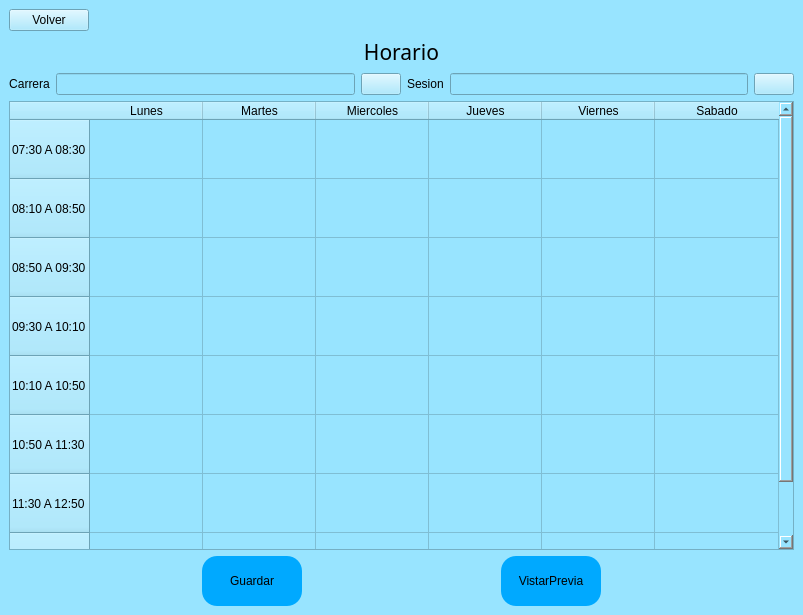
Old version of the form ui/horariosTabla.ui in the repository Reinaldito04/IUTA----HORARIOS.
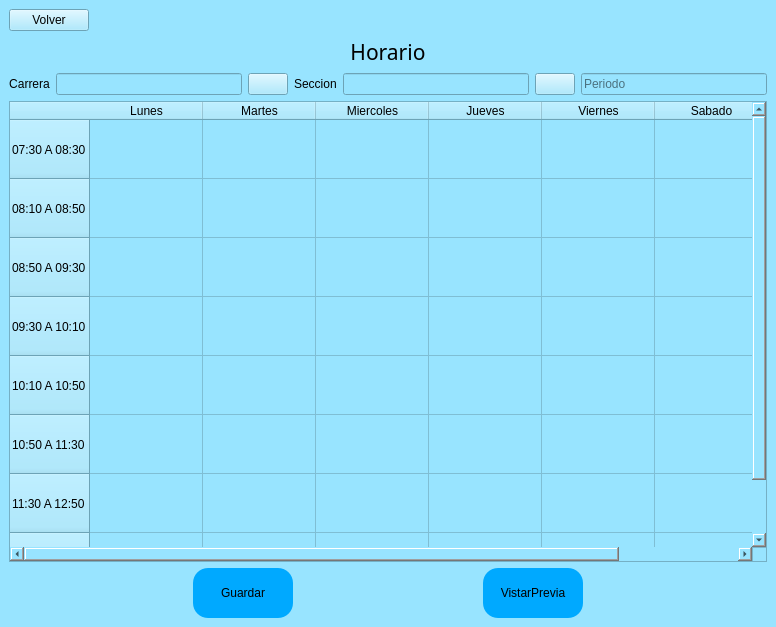
New version of the form. Icons and pictures are not drawn.

Diff of the .ui file:
```diff
--- a/ui/horariosTabla.ui
+++ b/ui/horariosTabla.ui
@@ -6,8 +6,8 @@
    <rect>
     <x>0</x>
     <y>0</y>
-    <width>803</width>
-    <height>615</height>
+    <width>776</width>
+    <height>627</height>
    </rect>
   </property>
   <property name="windowTitle">
@@ -17,8 +17,8 @@
    <string notr="true">background-color:rgb(152, 228, 255);</string>
   </property>
   <widget class="QWidget" name="centralwidget">
-   <layout class="QGridLayout" name="gridLayout">
-    <item row="0" column="0">
+   <layout class="QVBoxLayout" name="verticalLayout">
+    <item>
      <widget class="QPushButton" name="bt_volver">
       <property name="sizePolicy">
        <sizepolicy hsizetype="Maximum" vsizetype="Fixed">
@@ -37,7 +37,7 @@
       </property>
      </widget>
     </item>
-    <item row="1" column="0">
+    <item>
      <widget class="QLabel" name="label">
       <property name="font">
        <font>
@@ -59,7 +59,7 @@
       </property>
      </widget>
     </item>
-    <item row="2" column="0">
+    <item>
      <layout class="QHBoxLayout" name="horizontalLayout_2">
       <item>
        <widget class="QLabel" name="label_2">
@@ -95,7 +95,7 @@
       <item>
        <widget class="QLabel" name="label_3">
         <property name="text">
-         <string>Sesion</string>
+         <string>Seccion</string>
         </property>
        </widget>
       </item>
@@ -117,9 +117,22 @@
         </property>
        </widget>
       </item>
+      <item>
+       <widget class="QLineEdit" name="ln_periodo">
+        <property name="text">
+         <string/>
+        </property>
+        <property name="readOnly">
+         <bool>false</bool>
+        </property>
+        <property name="placeholderText">
+         <string>Periodo</string>
+        </property>
+       </widget>
+      </item>
      </layout>
     </item>
-    <item row="3" column="0">
+    <item>
      <widget class="QTableWidget" name="tableWidget">
       <property name="selectionMode">
        <enum>QAbstractItemView::ExtendedSelection</enum>
@@ -251,7 +264,7 @@
       </item>
      </widget>
     </item>
-    <item row="4" column="0">
+    <item>
      <layout class="QHBoxLayout" name="horizontalLayout">
       <item>
        <widget class="QPushButton" name="bt_guardar">
```
